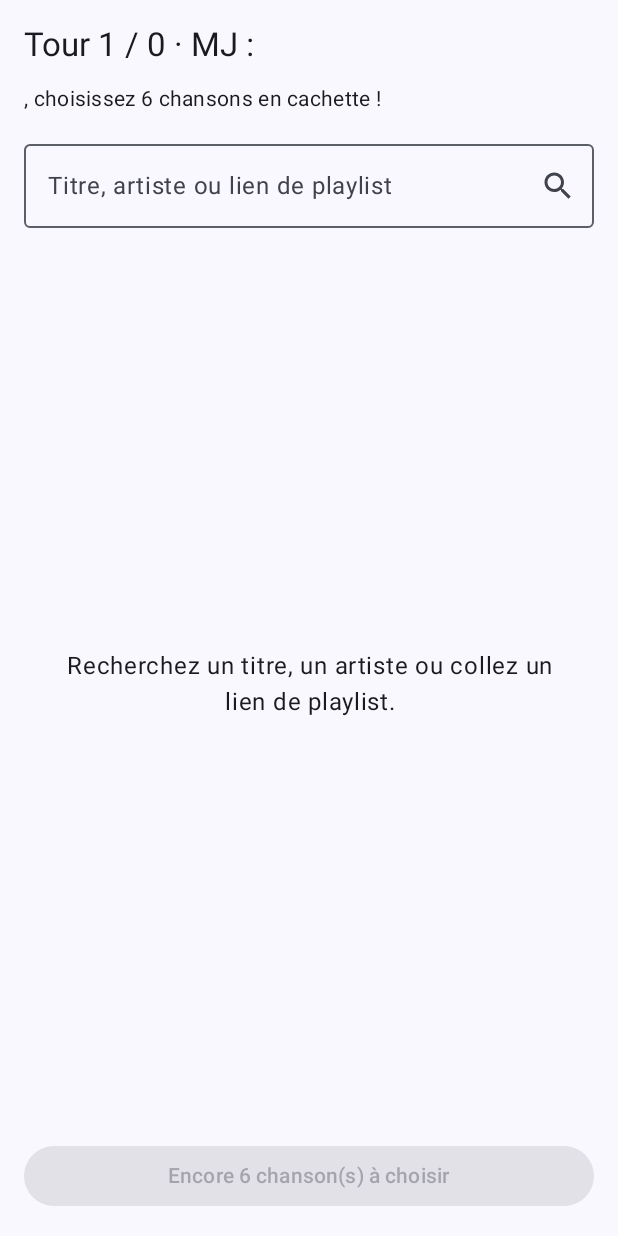
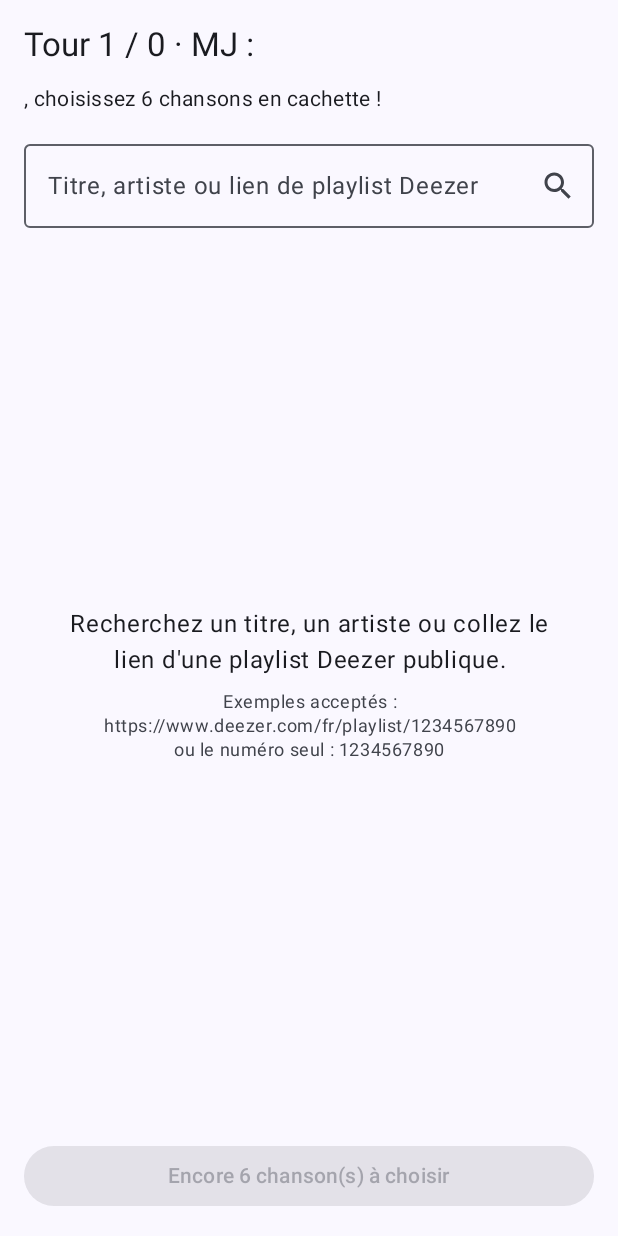
Before and after one commit to Panzane/multi-blindtest, an Android app built with Jetpack Compose: the composable SelectionScreen shown on its own in the app's theme, on a phone screen of 412 x 824 dp. Run offline under Robolectric (Android 15) with nearby library versions, the phone set to English and light mode, and no system bars; network calls fail; pictures from the network do not load.

Commit message:
Explain which playlist links are accepted when picking songs
Mention Deezer playlists in the search field and show examples (full link
or bare playlist number) while the search is empty, on the host and on the
game master's phone.

Co-Authored-By: Claude Opus 5.5 <noreply@anthropic.com>

```diff
--- a/app/src/main/java/com/panzane/multiblindtest/ui/screens/SelectionScreen.kt
+++ b/app/src/main/java/com/panzane/multiblindtest/ui/screens/SelectionScreen.kt
@@ -69,7 +69,7 @@ fun SelectionScreen(state: GameUiState, viewModel: GameViewModel) {
         OutlinedTextField(
             value = state.query,
             onValueChange = viewModel::onQueryChange,
-            label = { Text("Titre, artiste ou lien de playlist") },
+            label = { Text("Titre, artiste ou lien de playlist Deezer") },
             singleLine = true,
             trailingIcon = {
                 IconButton(onClick = { viewModel.search() }) {
@@ -97,13 +97,30 @@ fun SelectionScreen(state: GameUiState, viewModel: GameViewModel) {
             }
             if (state.isLoading) {
                 CircularProgressIndicator(Modifier.align(Alignment.Center))
-            } else if (state.searchResults.isEmpty()) {
+            } else if (state.searchResults.isEmpty() && state.query.isNotBlank()) {
                 Text(
-                    if (state.query.isBlank()) "Recherchez un titre, un artiste ou collez un lien de playlist."
-                    else "Aucun titre trouvé.",
+                    "Aucun titre trouvé.",
                     textAlign = TextAlign.Center,
                     modifier = Modifier.align(Alignment.Center).padding(horizontal = 16.dp),
                 )
+            } else if (state.searchResults.isEmpty()) {
+                Column(
+                    Modifier.align(Alignment.Center).padding(horizontal = 16.dp),
+                    horizontalAlignment = Alignment.CenterHorizontally,
+                    verticalArrangement = Arrangement.spacedBy(8.dp),
+                ) {
+                    Text(
+                        "Recherchez un titre, un artiste ou collez le lien d'une playlist Deezer publique.",
+                        textAlign = TextAlign.Center,
+                    )
+                    Text(
+                        "Exemples acceptés :\nhttps://www.deezer.com/fr/playlist/1234567890\n" +
+                            "ou le numéro seul : 1234567890",
+                        style = MaterialTheme.typography.bodySmall,
+                        color = MaterialTheme.colorScheme.onSurfaceVariant,
+                        textAlign = TextAlign.Center,
+                    )
+                }
             }
         }
 
```
Also changed, not shown: 1 other file.
